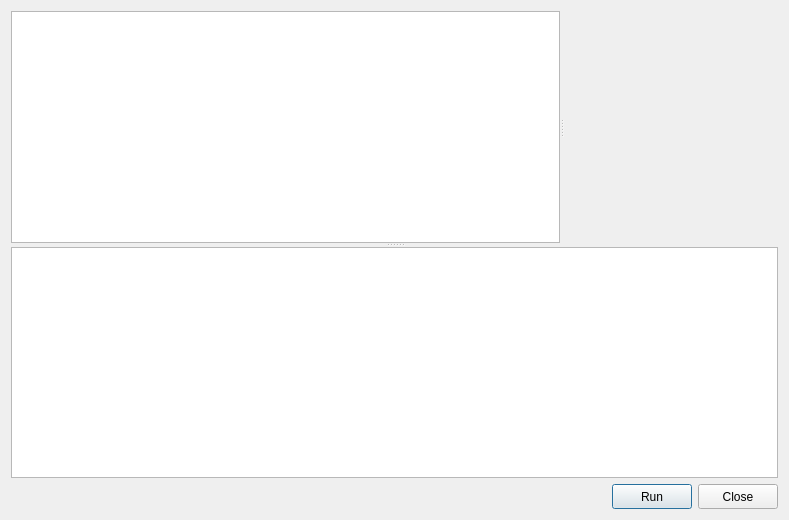
This is source/application/script/ScriptEditorDialog.ui in CST-Modelling-Tools/TonatiuhPP as Qt 5 draws it before an edit. The edited form follows.
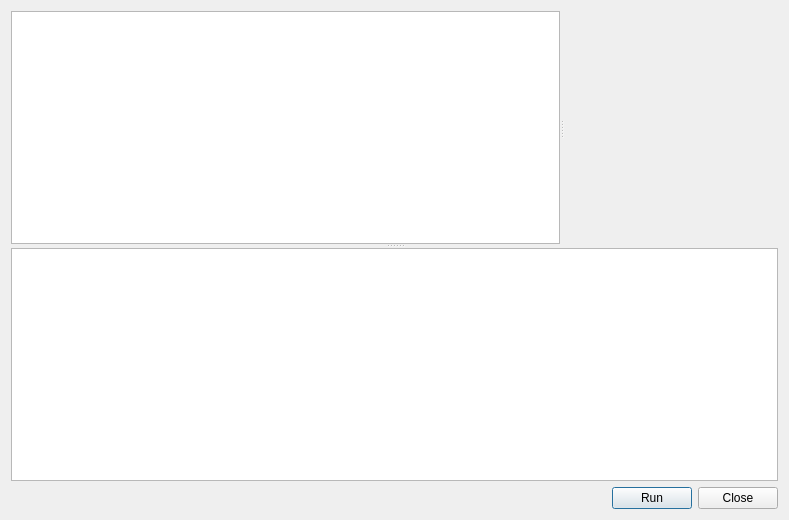
This is the edited form. Custom widgets are drawn as their Qt base class.

Diff of the .ui file:
```diff
--- a/source/application/script/ScriptEditorDialog.ui
+++ b/source/application/script/ScriptEditorDialog.ui
@@ -22,18 +22,6 @@
   <layout class="QGridLayout" name="gridLayout">
    <item row="2" column="1">
     <widget class="QPushButton" name="runButton">
-     <property name="minimumSize">
-      <size>
-       <width>0</width>
-       <height>25</height>
-      </size>
-     </property>
-     <property name="maximumSize">
-      <size>
-       <width>16777215</width>
-       <height>25</height>
-      </size>
-     </property>
      <property name="text">
       <string>Run</string>
      </property>
@@ -41,18 +29,6 @@
    </item>
    <item row="2" column="2">
     <widget class="QPushButton" name="closeButton">
-     <property name="minimumSize">
-      <size>
-       <width>0</width>
-       <height>25</height>
-      </size>
-     </property>
-     <property name="maximumSize">
-      <size>
-       <width>16777215</width>
-       <height>25</height>
-      </size>
-     </property>
      <property name="text">
       <string>Close</string>
      </property>
```
